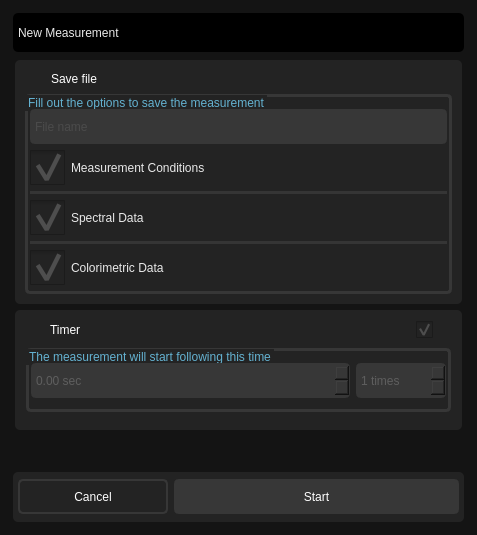
Qt form src/ui/measure_dialog.ui (ligerr13/PE_Spectroradiometer) before a commit.
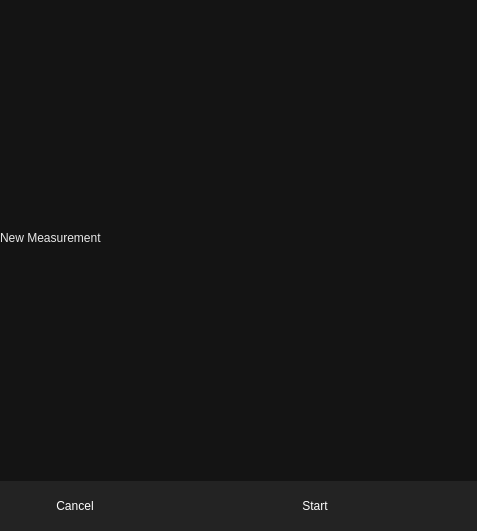
The same form after that commit. Icons and pictures are not drawn.

Diff of the .ui file:
```diff
--- a/src/ui/measure_dialog.ui
+++ b/src/ui/measure_dialog.ui
@@ -7,7 +7,7 @@
     <x>0</x>
     <y>0</y>
     <width>477</width>
-    <height>535</height>
+    <height>531</height>
    </rect>
   </property>
   <property name="windowTitle">
@@ -19,6 +19,18 @@
 border: 0px;</string>
   </property>
   <layout class="QHBoxLayout" name="horizontalLayout">
+   <property name="leftMargin">
+    <number>0</number>
+   </property>
+   <property name="topMargin">
+    <number>0</number>
+   </property>
+   <property name="rightMargin">
+    <number>0</number>
+   </property>
+   <property name="bottomMargin">
+    <number>0</number>
+   </property>
    <item>
     <widget class="QWidget" name="widget" native="true">
      <property name="styleSheet">
@@ -26,35 +38,34 @@
      </property>
      <layout class="QVBoxLayout" name="verticalLayout_2">
       <property name="leftMargin">
-       <number>2</number>
+       <number>0</number>
       </property>
       <property name="topMargin">
-       <number>2</number>
+       <number>0</number>
       </property>
       <property name="rightMargin">
-       <number>2</number>
+       <number>0</number>
       </property>
       <property name="bottomMargin">
-       <number>2</number>
+       <number>0</number>
       </property>
       <item>
        <widget class="QWidget" name="widget_2" native="true">
         <property name="styleSheet">
-         <string notr="true">background-color: rgb(0, 0, 0);
-border: 5px;</string>
+         <string notr="true"/>
         </property>
         <layout class="QHBoxLayout" name="horizontalLayout_2">
          <property name="leftMargin">
-          <number>5</number>
+          <number>0</number>
          </property>
          <property name="topMargin">
-          <number>2</number>
+          <number>0</number>
          </property>
          <property name="rightMargin">
-          <number>2</number>
+          <number>0</number>
          </property>
          <property name="bottomMargin">
-          <number>2</number>
+          <number>0</number>
          </property>
          <item>
           <widget class="QLabel" name="label_2">
@@ -76,648 +87,6 @@
         </layout>
        </widget>
       </item>
-      <item>
-       <widget class="QWidget" name="widget_3" native="true">
-        <layout class="QVBoxLayout" name="verticalLayout_3">
-         <property name="leftMargin">
-          <number>2</number>
-         </property>
-         <property name="topMargin">
-          <number>2</number>
-         </property>
-         <property name="rightMargin">
-          <number>2</number>
-         </property>
-         <property name="bottomMargin">
-          <number>2</number>
-         </property>
-         <item>
-          <widget class="QWidget" name="widget_4" native="true">
-           <property name="maximumSize">
-            <size>
-             <width>16777215</width>
-             <height>16777215</height>
-            </size>
-           </property>
-           <property name="sizeIncrement">
-            <size>
-             <width>0</width>
-             <height>0</height>
-            </size>
-           </property>
-           <property name="styleSheet">
-            <string notr="true">color:white;
-border-radius: 5px;
-background-color: rgb(35, 35, 35);</string>
-           </property>
-           <layout class="QGridLayout" name="gridLayout">
-            <property name="leftMargin">
-             <number>10</number>
-            </property>
-            <property name="topMargin">
-             <number>10</number>
-            </property>
-            <property name="rightMargin">
-             <number>10</number>
-            </property>
-            <property name="bottomMargin">
-             <number>10</number>
-            </property>
-            <item row="1" column="0">
-             <widget class="QGroupBox" name="groupBox_2">
-              <property name="styleSheet">
-               <string notr="true">QGroupBox {
-  border: 3px solid rgb(55, 55, 55);
-  color: #64B2D1;
-  border-radius: 5px;
-}
-QGroupBox:disabled{
-	color: rgb(55, 55, 55);
-}</string>
-              </property>
-              <property name="title">
-               <string>Fill out the options to save the measurement</string>
-              </property>
-              <property name="checkable">
-               <bool>false</bool>
-              </property>
-              <layout class="QVBoxLayout" name="verticalLayout_6">
-               <property name="leftMargin">
-                <number>5</number>
-               </property>
-               <property name="topMargin">
-                <number>15</number>
-               </property>
-               <property name="rightMargin">
-                <number>5</number>
-               </property>
-               <item>
-                <widget class="QLineEdit" name="fileName">
-                 <property name="minimumSize">
-                  <size>
-                   <width>35</width>
-                   <height>35</height>
-                  </size>
-                 </property>
-                 <property name="styleSheet">
-                  <string notr="true">border: 0px;
-		font: 700 10pt &quot;Segoe UI&quot;;
- 		background: rgb(55, 55, 55);
-		border :3px solid rgb(55, 55, 55);
-color: rgb(94, 94, 94)</string>
-                 </property>
-                 <property name="placeholderText">
-                  <string>File name</string>
-                 </property>
-                </widget>
-               </item>
-               <item>
-                <widget class="QCheckBox" name="checkBox">
-                 <property name="enabled">
-                  <bool>true</bool>
-                 </property>
-                 <property name="minimumSize">
-                  <size>
-                   <width>0</width>
-                   <height>0</height>
-                  </size>
-                 </property>
-                 <property name="cursor">
-                  <cursorShape>PointingHandCursor</cursorShape>
-                 </property>
-                 <property name="layoutDirection">
-                  <enum>Qt::LeftToRight</enum>
-                 </property>
-                 <property name="autoFillBackground">
-                  <bool>false</bool>
-                 </property>
-                 <property name="styleSheet">
-                  <string notr="true">QCheckBox {
-	font: 550 10pt &quot;Segoe UI&quot;;
-	color: rgb(94, 94, 94);
-}
-QCheckBox::checked {
-	font: 550 10pt &quot;Segoe UI&quot;;
-	color: rgb(233, 233, 233);
-}
-QCheckBox::hover
-{
-	background-color : rgb(0, 0, 0);
-	border: 0;
-}
-QCheckBox::indicator{
-width :35px;
-height : 35px;
-}
-QCheckBox::indicator:checked
- {
-     image: url(../resources/icons/toggle-button-on.png);
-}
-  QCheckBox::indicator:unchecked
-{
-    image: url(../resources/icons/toggle-button-off.png);
-}</string>
-                 </property>
-                 <property name="text">
-                  <string>Measurement Conditions</string>
-                 </property>
-                 <property name="iconSize">
-                  <size>
-                   <width>45</width>
-                   <height>45</height>
-                  </size>
-                 </property>
-                 <property name="checked">
-                  <bool>true</bool>
-                 </property>
-                </widget>
-               </item>
-               <item>
-                <widget class="Line" name="line">
-                 <property name="styleSheet">
-                  <string notr="true">background-color: rgba(129, 129, 129, 50);
-border: 0px;
-border-radius: 50%;
-margin: 5, 5, 5, 5;</string>
-                 </property>
-                 <property name="orientation">
-                  <enum>Qt::Horizontal</enum>
-                 </property>
-                </widget>
-               </item>
-               <item>
-                <widget class="QCheckBox" name="checkBox_2">
-                 <property name="enabled">
-                  <bool>true</bool>
-                 </property>
-                 <property name="minimumSize">
-                  <size>
-                   <width>0</width>
-                   <height>0</height>
-                  </size>
-                 </property>
-                 <property name="cursor">
-                  <cursorShape>PointingHandCursor</cursorShape>
-                 </property>
-                 <property name="layoutDirection">
-                  <enum>Qt::LeftToRight</enum>
-                 </property>
-                 <property name="autoFillBackground">
-                  <bool>false</bool>
-                 </property>
-                 <property name="styleSheet">
-                  <string notr="true">QCheckBox {
-	font: 550 10pt &quot;Segoe UI&quot;;
-	color: rgb(94, 94, 94);
-}
-QCheckBox::checked {
-	font: 550 10pt &quot;Segoe UI&quot;;
-	color: rgb(233, 233, 233);
-}
-QCheckBox::hover
-{
-	background-color : rgb(0, 0, 0);
-	border: 0;
-}
-QCheckBox::indicator{
-width :35px;
-height : 35px;
-}
-QCheckBox::indicator:checked
- {
-     image: url(../resources/icons/toggle-button-on.png);
-}
-  QCheckBox::indicator:unchecked
-{
-    image: url(../resources/icons/toggle-button-off.png);
-}</string>
-                 </property>
-                 <property name="text">
-                  <string>Spectral Data</string>
-                 </property>
-                 <property name="iconSize">
-                  <size>
-                   <width>45</width>
-                   <height>45</height>
-                  </size>
-                 </property>
-                 <property name="checkable">
-                  <bool>true</bool>
-                 </property>
-                 <property name="checked">
-                  <bool>true</bool>
-                 </property>
-                 <property name="autoRepeat">
-                  <bool>false</bool>
-                 </property>
-                 <property name="autoExclusive">
-                  <bool>false</bool>
-                 </property>
-                 <property name="tristate">
-                  <bool>false</bool>
-                 </property>
-                </widget>
-               </item>
-               <item>
-                <widget class="Line" name="line_2">
-                 <property name="styleSheet">
-                  <string notr="true">background-color: rgba(129, 129, 129, 50);
-border: 0px;
-border-radius: 50%;
-margin: 5, 5, 5, 5;</string>
-                 </property>
-                 <property name="orientation">
-                  <enum>Qt::Horizontal</enum>
-                 </property>
-                </widget>
-               </item>
-               <item>
-                <widget class="QCheckBox" name="checkBox_3">
-                 <property name="enabled">
-                  <bool>true</bool>
-                 </property>
-                 <property name="minimumSize">
-                  <size>
-                   <width>0</width>
-                   <height>0</height>
-                  </size>
-                 </property>
-                 <property name="cursor">
-                  <cursorShape>PointingHandCursor</cursorShape>
-                 </property>
-                 <property name="autoFillBackground">
-                  <bool>false</bool>
-                 </property>
-                 <property name="styleSheet">
-                  <string notr="true">QCheckBox {
-	font: 550 10pt &quot;Segoe UI&quot;;
-	color: rgb(94, 94, 94);
-}
-QCheckBox::checked {
-	font: 550 10pt &quot;Segoe UI&quot;;
-	color: rgb(233, 233, 233);
-}
-QCheckBox::hover
-{
-	background-color : rgb(0, 0, 0);
-	border: 0;
-}
-QCheckBox::indicator{
-width :35px;
-height : 35px;
-}
-QCheckBox::indicator:checked
- {
-     image: url(../resources/icons/toggle-button-on.png);
-}
-  QCheckBox::indicator:unchecked
-{
-    image: url(../resources/icons/toggle-button-off.png);
-}</string>
-                 </property>
-                 <property name="text">
-                  <string>Colorimetric Data</string>
-                 </property>
-                 <property name="checked">
-                  <bool>true</bool>
-                 </property>
-                </widget>
-               </item>
-              </layout>
-             </widget>
-            </item>
-            <item row="0" column="0">
-             <widget class="QWidget" name="widget_8" native="true">
-              <layout class="QHBoxLayout" name="horizontalLayout_5">
-               <property name="leftMargin">
-                <number>0</number>
-               </property>
-               <property name="topMargin">
-                <number>2</number>
-               </property>
-               <property name="rightMargin">
-                <number>2</number>
-               </property>
-               <property name="bottomMargin">
-                <number>2</number>
-               </property>
-               <item>
-                <widget class="QLabel" name="label_5">
-                 <property name="maximumSize">
-                  <size>
-                   <width>20</width>
-                   <height>20</height>
-                  </size>
-                 </property>
-                 <property name="text">
-                  <string/>
-                 </property>
-                 <property name="pixmap">
-                  <pixmap>../../resources/icons/save-diskette.png</pixmap>
-                 </property>
-                 <property name="scaledContents">
-                  <bool>true</bool>
-                 </property>
-                </widget>
-               </item>
-               <item>
-                <widget class="QLabel" name="label">
-                 <property name="maximumSize">
-                  <size>
-                   <width>16777215</width>
-                   <height>20</height>
-                  </size>
-                 </property>
-                 <property name="styleSheet">
-                  <string notr="true">font: 600 11pt &quot;Segoe UI&quot;;
-color: rgb(255, 255, 255);
-border: 0px;</string>
-                 </property>
-                 <property name="frameShape">
-                  <enum>QFrame::StyledPanel</enum>
-                 </property>
-                 <property name="text">
-                  <string>Save file</string>
-                 </property>
-                </widget>
-               </item>
-              </layout>
-             </widget>
-            </item>
-           </layout>
-          </widget>
-         </item>
-         <item>
-          <widget class="QWidget" name="widget_5" native="true">
-           <property name="styleSheet">
-            <string notr="true">color:white;
-border-radius: 5px;
-background-color: rgb(35, 35, 35);</string>
-           </property>
-           <layout class="QVBoxLayout" name="verticalLayout">
-            <item>
-             <widget class="QWidget" name="widget_6" native="true">
-              <layout class="QHBoxLayout" name="horizontalLayout_3">
-               <property name="leftMargin">
-                <number>0</number>
-               </property>
-               <property name="topMargin">
-                <number>2</number>
-               </property>
-               <property name="rightMargin">
-                <number>2</number>
-               </property>
-               <property name="bottomMargin">
-                <number>2</number>
-               </property>
-               <item>
-                <widget class="QLabel" name="label_4">
-                 <property name="maximumSize">
-                  <size>
-                   <width>20</width>
-                   <height>20</height>
-                  </size>
-                 </property>
-                 <property name="text">
-                  <string/>
-                 </property>
-                 <property name="pixmap">
-                  <pixmap>../../resources/icons/chronometer.png</pixmap>
-                 </property>
-                 <property name="scaledContents">
-                  <bool>true</bool>
-                 </property>
-                </widget>
-               </item>
-               <item>
-                <widget class="QLabel" name="label_3">
-                 <property name="styleSheet">
-                  <string notr="true">font: 600 11pt &quot;Segoe UI&quot;;
-color: rgb(255, 255, 255);
-border: 0px;</string>
-                 </property>
-                 <property name="text">
-                  <string>Timer</string>
-                 </property>
-                </widget>
-               </item>
-               <item>
-                <widget class="QCheckBox" name="checkBox_5">
-                 <property name="maximumSize">
-                  <size>
-                   <width>35</width>
-                   <height>35</height>
-                  </size>
-                 </property>
-                 <property name="cursor">
-                  <cursorShape>PointingHandCursor</cursorShape>
-                 </property>
-                 <property name="styleSheet">
-                  <string notr="true">QCheckBox {
-	font: 550 10pt &quot;Segoe UI&quot;;
-	color: rgb(94, 94, 94);
-}
-QCheckBox::checked {
-	font: 550 10pt &quot;Segoe UI&quot;;
-	color: rgb(233, 233, 233);
-}
-QCheckBox::hover
-{
-	border: 0;
-}
-QCheckBox::indicator{
-width :17px;
-height : 17px;
-}
-QCheckBox::indicator:checked
- {
-     image: url(../resources/icons/padlock-unlock.png);
-}
-  QCheckBox::indicator:unchecked
-{
-    image: url(../resources/icons/padlock.png);
-}</string>
-                 </property>
-                 <property name="text">
-                  <string/>
-                 </property>
-                 <property name="checked">
-                  <bool>true</bool>
-                 </property>
-                </widget>
-               </item>
-              </layout>
-             </widget>
-            </item>
-            <item>
-             <widget class="QWidget" name="widget_9" native="true">
-              <layout class="QVBoxLayout" name="verticalLayout_4">
-               <property name="leftMargin">
-                <number>2</number>
-               </property>
-               <property name="topMargin">
-                <number>2</number>
-               </property>
-               <property name="rightMargin">
-                <number>2</number>
-               </property>
-               <item>
-                <widget class="QGroupBox" name="groupBox">
-                 <property name="minimumSize">
-                  <size>
-                   <width>0</width>
-                   <height>0</height>
-                  </size>
-                 </property>
-                 <property name="styleSheet">
-                  <string notr="true">QGroupBox {
-  border: 3px solid rgb(55, 55, 55);
-  color: #64B2D1;
-  border-radius: 5px;
-}
-QGroupBox:disabled{
-	color: rgb(55, 55, 55);
-}</string>
-                 </property>
-                 <property name="title">
-                  <string>The measurement will start following this time</string>
-                 </property>
-                 <layout class="QVBoxLayout" name="verticalLayout_5">
-                  <property name="leftMargin">
-                   <number>5</number>
-                  </property>
-                  <property name="topMargin">
-                   <number>15</number>
-                  </property>
-                  <property name="rightMargin">
-                   <number>5</number>
-                  </property>
-                  <property name="bottomMargin">
-                   <number>5</number>
-                  </property>
-                  <item>
-                   <widget class="QWidget" name="widget_10" native="true">
-                    <property name="styleSheet">
-                     <string notr="true">QSpinBox
-{
-border: 0px;
-		font: 700 10pt &quot;Segoe UI&quot;;
- 		background: rgb(55, 55, 55);
-		border :3px solid rgb(55, 55, 55);
-color: rgb(94, 94, 94)
-}
-QDoubleSpinBox::up-arrow
-{
-}
-QDoubleSpinBox::down-arrow
-{
-}</string>
-                    </property>
-                    <layout class="QGridLayout" name="gridLayout_2">
-                     <property name="leftMargin">
-                      <number>0</number>
-                     </property>
-                     <property name="topMargin">
-                      <number>0</number>
-                     </property>
-                     <property name="rightMargin">
-                      <number>0</number>
-                     </property>
-                     <item row="0" column="0">
-                      <widget class="QDoubleSpinBox" name="doubleSpinBox">
-                       <property name="minimumSize">
-                        <size>
-                         <width>0</width>
-                         <height>35</height>
-                        </size>
-                       </property>
-                       <property name="styleSheet">
-                        <string notr="true">QDoubleSpinBox
-{
-border: 0px;
-		font: 700 10pt &quot;Segoe UI&quot;;
- 		background: rgb(55, 55, 55);
-		border :3px solid rgb(55, 55, 55);
-color: rgb(94, 94, 94)
-}
-QDoubleSpinBox::up-arrow
-{
-}
-QDoubleSpinBox::down-arrow
-{
-}</string>
-                       </property>
-                       <property name="wrapping">
-                        <bool>false</bool>
-                       </property>
-                       <property name="specialValueText">
-                        <string/>
-                       </property>
-                       <property name="suffix">
-                        <string> sec</string>
-                       </property>
-                      </widget>
-                     </item>
-                     <item row="0" column="1">
-                      <widget class="QSpinBox" name="spinBox">
-                       <property name="minimumSize">
-                        <size>
-                         <width>0</width>
-                         <height>35</height>
-                        </size>
-                       </property>
-                       <property name="maximumSize">
-                        <size>
-                         <width>90</width>
-                         <height>16777215</height>
-                        </size>
-                       </property>
-                       <property name="styleSheet">
-                        <string notr="true">QDoubleSpinBox
-{
-border: 0px;
-		font: 700 10pt &quot;Segoe UI&quot;;
- 		background: rgb(55, 55, 55);
-		border :3px solid rgb(55, 55, 55);
-color: rgb(94, 94, 94)
-}</string>
-                       </property>
-                       <property name="suffix">
-                        <string> times</string>
-                       </property>
-                       <property name="minimum">
-                        <number>1</number>
-                       </property>
-                      </widget>
-                     </item>
-                    </layout>
-                   </widget>
-                  </item>
-                 </layout>
-                </widget>
-               </item>
-              </layout>
-             </widget>
-            </item>
-           </layout>
-          </widget>
-         </item>
-         <item>
-          <spacer name="verticalSpacer">
-           <property name="orientation">
-            <enum>Qt::Vertical</enum>
-           </property>
-           <property name="sizeHint" stdset="0">
-            <size>
-             <width>20</width>
-             <height>40</height>
-            </size>
-           </property>
-          </spacer>
-         </item>
-        </layout>
-       </widget>
-      </item>
       <item>
        <widget class="QWidget" name="widget_7" native="true">
         <property name="minimumSize">
@@ -733,47 +102,60 @@
          </size>
         </property>
         <property name="styleSheet">
-         <string notr="true">color:white;
-border-radius: 5px;
-background-color: rgb(35, 35, 35);</string>
+         <string notr="true">QWidget {
+	background-color: rgb(31, 31, 31);
+	color:white;
+	border-radius: 0px;
+	background-color: rgb(35, 35, 35);
+}
+Line {
+	background-color: rgba(129, 129, 129, 50);
+}
+QPushButton {
+		font: 700 10pt &quot;Segoe UI&quot;;
+}</string>
         </property>
         <layout class="QHBoxLayout" name="horizontalLayout_4">
+         <property name="spacing">
+          <number>1</number>
+         </property>
          <property name="leftMargin">
-          <number>5</number>
+          <number>0</number>
          </property>
          <property name="topMargin">
-          <number>5</number>
+          <number>0</number>
          </property>
          <property name="rightMargin">
-          <number>5</number>
+          <number>0</number>
          </property>
          <property name="bottomMargin">
-          <number>5</number>
+          <number>0</number>
          </property>
          <item>
           <widget class="QPushButton" name="pushButton_5">
+           <property name="sizePolicy">
+            <sizepolicy hsizetype="Minimum" vsizetype="Expanding">
+             <horstretch>0</horstretch>
+             <verstretch>0</verstretch>
+            </sizepolicy>
+           </property>
            <property name="minimumSize">
             <size>
              <width>0</width>
-             <height>35</height>
+             <height>50</height>
             </size>
            </property>
            <property name="maximumSize">
             <size>
              <width>150</width>
-             <height>16777215</height>
+             <height>50</height>
             </size>
            </property>
            <property name="cursor">
             <cursorShape>PointingHandCursor</cursorShape>
            </property>
            <property name="styleSheet">
-            <string notr="true">QPushButton {
-		border: 0px;
-		font: 700 10pt &quot;Segoe UI&quot;;
-		border :1.5px solid rgb(55, 55, 55);
-        }
-QPushButton:hover {
+            <string notr="true">QPushButton:hover {
             background: rgb(55, 55, 55);
         }
 QPushButton:checked  {
@@ -793,25 +175,50 @@
            </property>
           </widget>
          </item>
+         <item>
+          <widget class="Line" name="line">
+           <property name="minimumSize">
+            <size>
+             <width>1</width>
+             <height>0</height>
+            </size>
+           </property>
+           <property name="maximumSize">
+            <size>
+             <width>1</width>
+             <height>16777215</height>
+            </size>
+           </property>
+           <property name="orientation">
+            <enum>Qt::Vertical</enum>
+           </property>
+          </widget>
+         </item>
          <item>
           <widget class="QPushButton" name="pushButton_6">
+           <property name="sizePolicy">
+            <sizepolicy hsizetype="Minimum" vsizetype="Expanding">
+             <horstretch>0</horstretch>
+             <verstretch>0</verstretch>
+            </sizepolicy>
+           </property>
            <property name="minimumSize">
             <size>
              <width>0</width>
-             <height>35</height>
+             <height>50</height>
+            </size>
+           </property>
+           <property name="maximumSize">
+            <size>
+             <width>16777215</width>
+             <height>50</height>
             </size>
            </property>
            <property name="cursor">
             <cursorShape>PointingHandCursor</cursorShape>
            </property>
            <property name="styleSheet">
-            <string notr="true">QPushButton {
-		border: 0px;
-		font: 700 10pt &quot;Segoe UI&quot;;
- 		background: rgb(55, 55, 55);
-		border :3px solid rgb(55, 55, 55);
-        }
-QPushButton:hover {
+            <string notr="true">QPushButton:hover {
             background: rgb(43, 81, 235);
 			border :3px solid rgb(63, 101, 255);
         }
```
Left out of the diff: 16 changed lines with no effect on the pictures.
